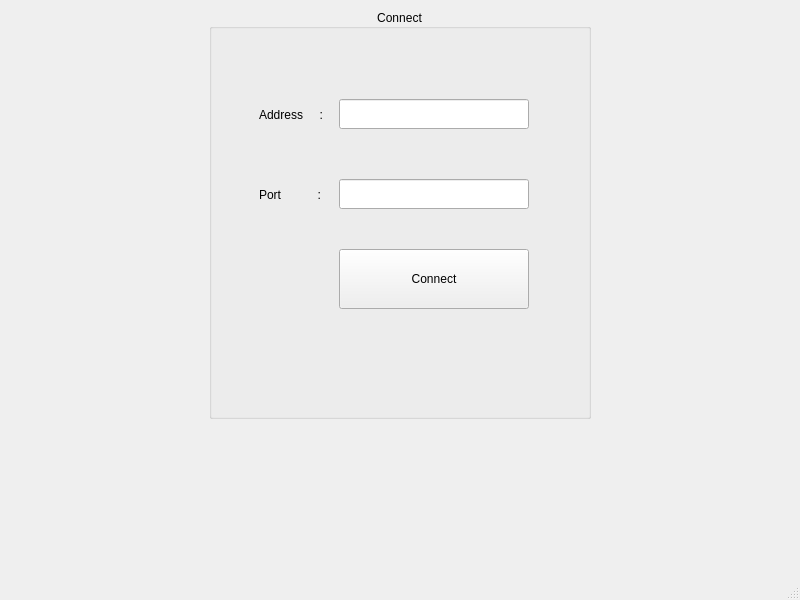
Above: My_Beloved_Client/connect.ui from HoSaiN-643/QuantumDeck before the change. Below: the same form after it.
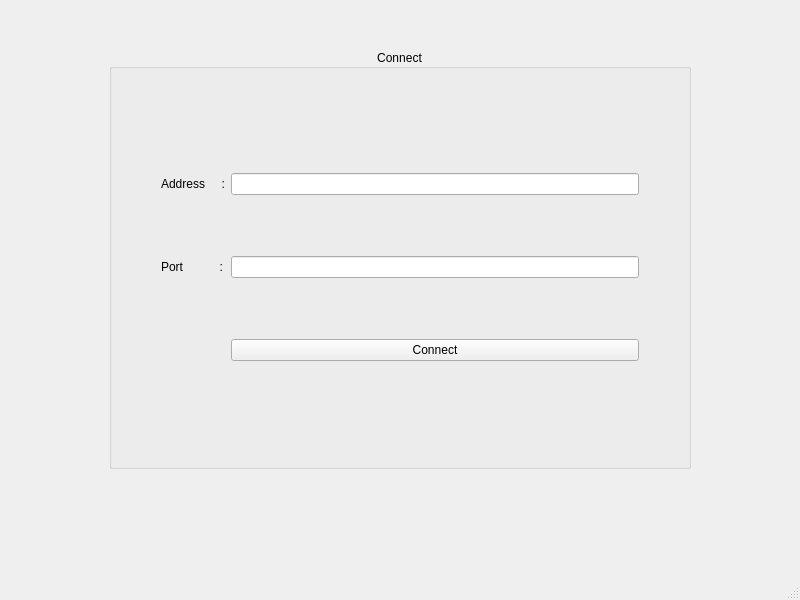
That is the form after the change.

Patch:
```diff
--- a/My_Beloved_Client/connect.ui
+++ b/My_Beloved_Client/connect.ui
@@ -15,7 +15,23 @@
   </property>
   <widget class="QWidget" name="centralwidget">
    <layout class="QGridLayout" name="gridLayout">
-    <item row="0" column="0">
+    <item row="2" column="1">
+     <spacer name="verticalSpacer">
+      <property name="orientation">
+       <enum>Qt::Orientation::Vertical</enum>
+      </property>
+      <property name="sizeType">
+       <enum>QSizePolicy::Policy::Fixed</enum>
+      </property>
+      <property name="sizeHint" stdset="0">
+       <size>
+        <width>20</width>
+        <height>100</height>
+       </size>
+      </property>
+     </spacer>
+    </item>
+    <item row="1" column="0">
      <spacer name="horizontalSpacer">
       <property name="orientation">
        <enum>Qt::Orientation::Horizontal</enum>
@@ -25,13 +41,29 @@
       </property>
       <property name="sizeHint" stdset="0">
        <size>
-        <width>200</width>
+        <width>100</width>
         <height>20</height>
        </size>
       </property>
      </spacer>
     </item>
-    <item row="0" column="1">
+    <item row="1" column="2">
+     <spacer name="horizontalSpacer_2">
+      <property name="orientation">
+       <enum>Qt::Orientation::Horizontal</enum>
+      </property>
+      <property name="sizeType">
+       <enum>QSizePolicy::Policy::Fixed</enum>
+      </property>
+      <property name="sizeHint" stdset="0">
+       <size>
+        <width>100</width>
+        <height>20</height>
+       </size>
+      </property>
+     </spacer>
+    </item>
+    <item row="1" column="1">
      <widget class="QGroupBox" name="groupBox">
       <property name="font">
        <font>
@@ -44,75 +76,92 @@
       <property name="alignment">
        <set>Qt::AlignmentFlag::AlignCenter</set>
       </property>
-      <widget class="QLabel" name="label">
-       <property name="geometry">
-        <rect>
-         <x>50</x>
-         <y>90</y>
-         <width>80</width>
-         <height>31</height>
-        </rect>
-       </property>
+      <layout class="QGridLayout" name="gridLayout_2">
+       <item row="0" column="2">
+        <spacer name="verticalSpacer_4">
+         <property name="orientation">
+          <enum>Qt::Orientation::Vertical</enum>
+         </property>
+         <property name="sizeType">
+          <enum>QSizePolicy::Policy::Fixed</enum>
+         </property>
+         <property name="sizeHint" stdset="0">
+          <size>
+           <width>20</width>
+           <height>40</height>
+          </size>
+         </property>
+        </spacer>
+       </item>
+       <item row="2" column="2">
+        <widget class="QLineEdit" name="Port_line">
        <property name="text">
-        <string>Address     :</string>
-       </property>
-      </widget>
+          <string/>
+         </property>
+        </widget>
+       </item>
+       <item row="2" column="1">
       <widget class="QLabel" name="label_2">
-       <property name="geometry">
-        <rect>
-         <x>50</x>
-         <y>170</y>
-         <width>80</width>
-         <height>31</height>
-        </rect>
-       </property>
        <property name="text">
         <string>Port           :</string>
        </property>
       </widget>
+       </item>
+       <item row="3" column="2">
       <widget class="QPushButton" name="Connect_Btn">
-       <property name="geometry">
-        <rect>
-         <x>130</x>
-         <y>240</y>
-         <width>190</width>
-         <height>60</height>
-        </rect>
-       </property>
        <property name="text">
         <string>Connect</string>
        </property>
       </widget>
+       </item>
+       <item row="4" column="2">
+        <spacer name="verticalSpacer_3">
+         <property name="orientation">
+          <enum>Qt::Orientation::Vertical</enum>
+         </property>
+         <property name="sizeType">
+          <enum>QSizePolicy::Policy::Fixed</enum>
+         </property>
+         <property name="sizeHint" stdset="0">
+          <size>
+           <width>20</width>
+           <height>40</height>
+          </size>
+         </property>
+        </spacer>
+       </item>
+       <item row="2" column="3">
+        <spacer name="horizontalSpacer_3">
+         <property name="orientation">
+          <enum>Qt::Orientation::Horizontal</enum>
+         </property>
+         <property name="sizeType">
+          <enum>QSizePolicy::Policy::Fixed</enum>
+         </property>
+         <property name="sizeHint" stdset="0">
+          <size>
+           <width>40</width>
+           <height>20</height>
+          </size>
+         </property>
+        </spacer>
+       </item>
+       <item row="1" column="1">
+        <widget class="QLabel" name="label">
+         <property name="text">
+          <string>Address     :</string>
+         </property>
+        </widget>
+       </item>
+       <item row="1" column="2">
       <widget class="QLineEdit" name="Address_line">
-       <property name="geometry">
-        <rect>
-         <x>130</x>
-         <y>90</y>
-         <width>190</width>
-         <height>30</height>
-        </rect>
-       </property>
        <property name="text">
         <string/>
        </property>
-      </widget>
-      <widget class="QLineEdit" name="Port_line">
-       <property name="geometry">
-        <rect>
-         <x>130</x>
-         <y>170</y>
-         <width>190</width>
-         <height>30</height>
-        </rect>
-       </property>
-       <property name="text">
-        <string/>
-       </property>
-      </widget>
-     </widget>
-    </item>
-    <item row="0" column="2">
-     <spacer name="horizontalSpacer_2">
+        </widget>
+       </item>
+       <item row="2" column="0">
+        <spacer name="horizontalSpacer_4">
       <property name="orientation">
        <enum>Qt::Orientation::Horizontal</enum>
       </property>
@@ -121,14 +170,17 @@
       </property>
       <property name="sizeHint" stdset="0">
        <size>
-        <width>200</width>
+           <width>40</width>
         <height>20</height>
        </size>
       </property>
      </spacer>
     </item>
-    <item row="1" column="1">
-     <spacer name="verticalSpacer">
+      </layout>
+     </widget>
+    </item>
+    <item row="0" column="1">
+     <spacer name="verticalSpacer_2">
       <property name="orientation">
        <enum>Qt::Orientation::Vertical</enum>
       </property>
@@ -138,7 +190,7 @@
       <property name="sizeHint" stdset="0">
        <size>
         <width>20</width>
-        <height>150</height>
+        <height>40</height>
        </size>
       </property>
      </spacer>
```
Lines whose indentation alone changed are shown as unchanged.
